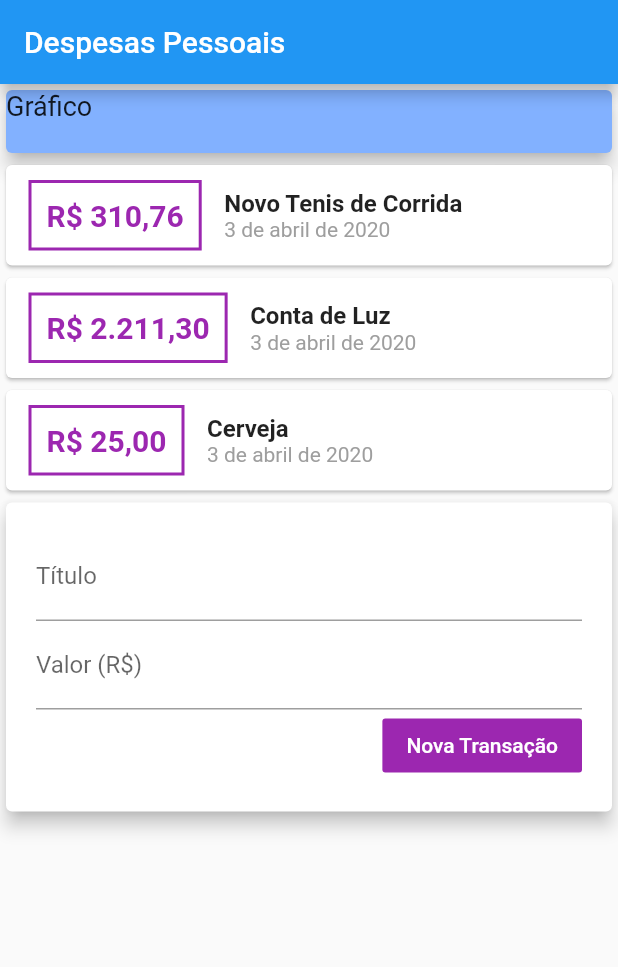
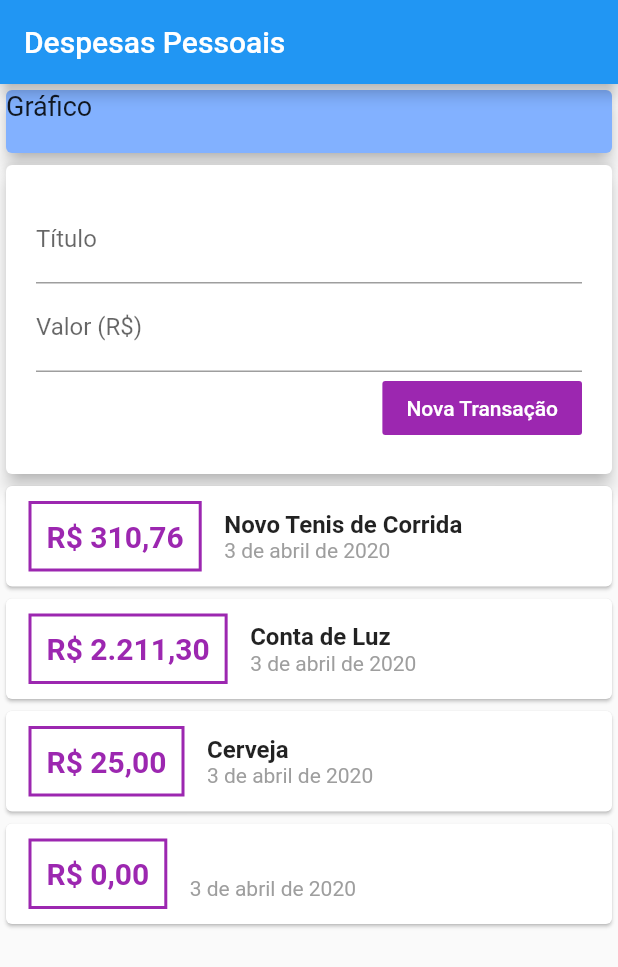
Before and after one commit to saulloalmeida/expenses, a Flutter app: the screen it shows after launch, after a tap on "Nova Transação", on a phone screen of 412 x 824 dp. Shown: the top 967 px of the screen. Run offline on Flutter 3.47's test engine with Material 2 defaults, Android fonts, the phone set to English and light mode, and no system bars.

Commit message:
ALTERAÇÕES IMPORTANTES No FORM LIST
*implementado interacao com o form
*atualizacao na list
*alteracao na ordem de exibição da aplicacao
*CRIADO O LISTVIEW.BUILDER MELHORIA NA PERFORMANCE

FALTA ENTENDER COMPLETAMENTE O TAMANHO DA TELA PROPOSTO PELO PROFESSOR

```diff
--- a/lib/components/transaction_form.dart
+++ b/lib/components/transaction_form.dart
@@ -3,6 +3,8 @@ import 'package:flutter/material.dart';
 class TransactionForm extends StatelessWidget {
     final titleController = TextEditingController();
     final valueController = TextEditingController();
+    final void Function(String, double) onSubmit;
+    TransactionForm(this.onSubmit);
   @override
   Widget build(BuildContext context) {
     return Card(
@@ -28,8 +30,9 @@ class TransactionForm extends StatelessWidget {
                         color: Colors.purple,
                         textColor: Colors.white,
                         onPressed: () {
-                          print(titleController.text);
-                          print(valueController.text);
+                          final title = titleController.text;
+                          final value = double.tryParse(valueController.text) ?? 0.00;
+                          onSubmit(title, value);
                         },
                         child: Text("Nova Transação"),
                       ),
--- a/lib/components/transaction_list.dart
+++ b/lib/components/transaction_list.dart
@@ -8,10 +8,12 @@ class TransactionList extends StatelessWidget {
 
   @override
   Widget build(BuildContext context) {
-
-    return Column(
-        crossAxisAlignment: CrossAxisAlignment.start,
-        children: transactions.map((tr) {
+    return Container(
+      height: 400,
+      child: ListView.builder(
+        itemCount: transactions.length,
+        itemBuilder: (ctx, index){
+          final tr = transactions[index];
           return Card(
               child: Row(
                 children: <Widget>[
@@ -49,6 +51,8 @@ class TransactionList extends StatelessWidget {
                 ],
               ),
             );
-        }).toList());
+        },
+      ),
+    );
   }
 }
--- a/lib/components/transaction_user.dart
+++ b/lib/components/transaction_user.dart
@@ -1,3 +1,5 @@
+import 'dart:math';
+
 import 'package:expenses/components/transaction_chart.dart';
 import 'package:expenses/components/transaction_form.dart';
 import 'package:expenses/components/transaction_list.dart';
@@ -10,7 +12,7 @@ class TransactionUser extends StatefulWidget {
 }
 
 class _TransactionUserState extends State<TransactionUser> {
-    final _transactions = [
+  final _transactions = [
     Transaction(
       id: 't1',
       title: 'Novo Tenis de Corrida',
@@ -30,14 +32,27 @@ class _TransactionUserState extends State<TransactionUser> {
       date: DateTime.now(),
     ),
   ];
+
+  _addTransaction(String title, double value) {
+    final newTransaction = Transaction(
+      id: Random().nextDouble().toString(),
+      title: title,
+      value: value,
+      date: DateTime.now(),
+    );
+    setState(() {
+      _transactions.add(newTransaction);
+    });
+  }
+
   @override
   Widget build(BuildContext context) {
     return Column(
       crossAxisAlignment: CrossAxisAlignment.stretch,
       children: <Widget>[
         TransactionChart(),
+        TransactionForm(_addTransaction),
         TransactionList(_transactions),
-        TransactionForm(),
       ],
     );
   }
--- a/lib/main.dart
+++ b/lib/main.dart
@@ -26,10 +26,12 @@ class MyHomePage extends StatelessWidget {
       appBar: AppBar(
         title: Text("Despesas Pessoais"),
       ),
-      body: Column(
-        children: <Widget>[
-          TransactionUser(),
-        ],
+      body: SingleChildScrollView(
+              child: Column(
+          children: <Widget>[
+            TransactionUser(),
+          ],
+        ),
       ),
     );
   }
```
Lines whose indentation alone changed are shown as unchanged.
